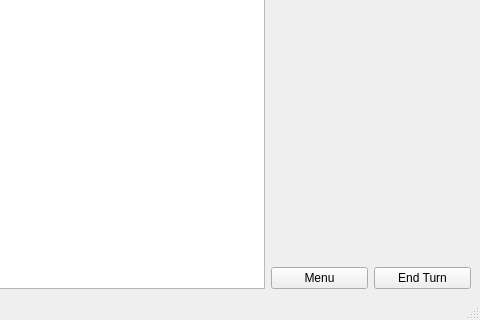
The window that Game/mapwindow.ui (Moisiov/TIE-02402_Ohjelmointi_3) describes before a commit, drawn with Qt 5; both pictures show x 320 to 800 and y 280 to 600 of the 800 by 600 pixel window.
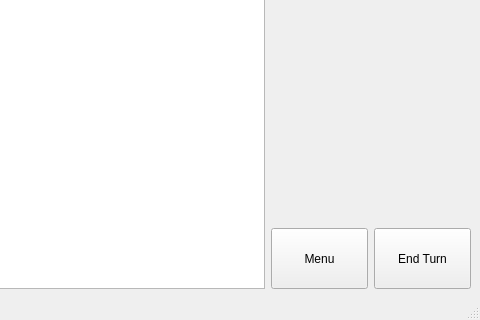
The same window after the commit. The open tabs and pages were chosen to show the change. Custom widgets are drawn as their Qt base class.

What changed in the file:
```diff
--- a/Game/mapwindow.ui
+++ b/Game/mapwindow.ui
@@ -17,6 +17,12 @@
    <layout class="QGridLayout" name="gridLayout">
     <item row="2" column="2">
      <widget class="QPushButton" name="endTurnBtn">
+      <property name="minimumSize">
+       <size>
+        <width>0</width>
+        <height>61</height>
+       </size>
+      </property>
       <property name="text">
        <string>End Turn</string>
       </property>
@@ -255,7 +261,7 @@
           <x>0</x>
           <y>40</y>
           <width>201</width>
-          <height>451</height>
+          <height>411</height>
          </rect>
         </property>
         <property name="sizePolicy">
@@ -288,7 +294,7 @@
            <x>0</x>
            <y>0</y>
            <width>201</width>
-           <height>451</height>
+           <height>411</height>
           </rect>
          </property>
         </widget>
@@ -298,6 +304,12 @@
     </item>
     <item row="2" column="1">
      <widget class="QPushButton" name="menuBtn">
+      <property name="minimumSize">
+       <size>
+        <width>0</width>
+        <height>61</height>
+       </size>
+      </property>
       <property name="text">
        <string>Menu</string>
       </property>
```
Left out of the diff: 4 changed lines with no effect on the pictures.
